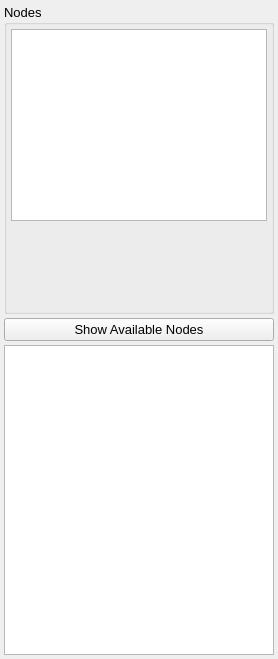
disorderedmaterials/dissolve, file src/gui/procedurewidget.ui: the form before one commit.
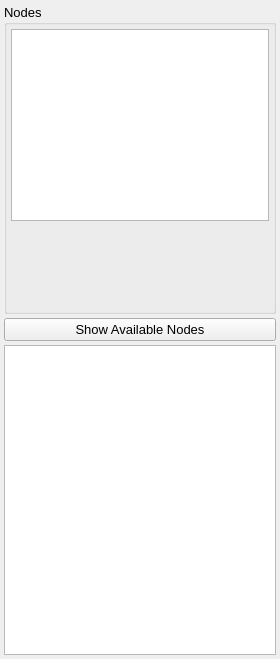
The form after the commit. Icons and pictures are not drawn.

Commit message: Turn ProcedureModel into a tree.

Patch:
```diff
--- a/src/gui/procedurewidget.ui
+++ b/src/gui/procedurewidget.ui
@@ -6,7 +6,7 @@
    <rect>
     <x>0</x>
     <y>0</y>
-    <width>266</width>
+    <width>280</width>
     <height>659</height>
    </rect>
   </property>
@@ -61,7 +61,7 @@
          <number>4</number>
         </property>
         <item>
-         <widget class="QListView" name="NodesList">
+         <widget class="QTreeView" name="NodesTree">
           <property name="sizePolicy">
            <sizepolicy hsizetype="Minimum" vsizetype="Expanding">
             <horstretch>0</horstretch>
```
The commit also changes 4 other files.
